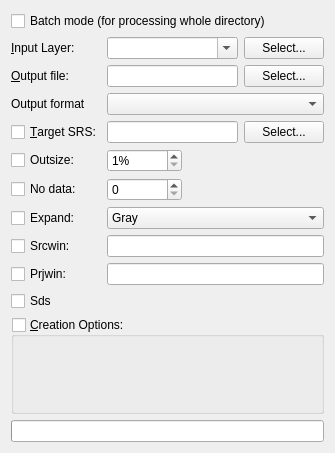
The window that qgis/python/plugins/GdalTools/tools/widgetTranslate.ui (sourcepole/qgis) describes before a commit, drawn with Qt 5.
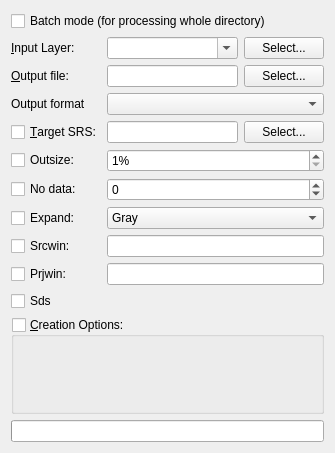
The same window after the commit. Custom widgets are drawn as their Qt base class.

Commit message: fixed nodata max and min value corrected the spinboxes width fixed issue using Arc/Info ASCII Grid as output format

The edit to the form file:
```diff
--- a/qgis/python/plugins/GdalTools/tools/widgetTranslate.ui
+++ b/qgis/python/plugins/GdalTools/tools/widgetTranslate.ui
@@ -160,11 +160,11 @@
      </item>
      <item row="4" column="1">
       <widget class="QSpinBox" name="outsizeSpin">
-       <property name="maximumSize">
-        <size>
-         <width>75</width>
-         <height>16777215</height>
-        </size>
+       <property name="sizePolicy">
+        <sizepolicy hsizetype="Expanding" vsizetype="Fixed">
+         <horstretch>0</horstretch>
+         <verstretch>0</verstretch>
+        </sizepolicy>
        </property>
        <property name="toolTip">
         <string>Percentage to resize image. This will change pixel size/image resolution accordingly: 25% will create an image with pixels 4x larger.</string>
@@ -190,22 +190,6 @@
        </property>
       </widget>
      </item>
-     <item row="5" column="1">
-      <widget class="QSpinBox" name="nodataSpin">
-       <property name="maximumSize">
-        <size>
-         <width>75</width>
-         <height>16777215</height>
-        </size>
-       </property>
-       <property name="toolTip">
-        <string>Assign a specified nodata value to output bands.</string>
-       </property>
-       <property name="maximum">
-        <number>255</number>
-       </property>
-      </widget>
-     </item>
      <item row="6" column="0">
       <widget class="QCheckBox" name="expandCheck">
        <property name="toolTip">
@@ -286,6 +270,25 @@
        </property>
       </widget>
      </item>
+     <item row="5" column="1">
+      <widget class="QSpinBox" name="nodataSpin">
+       <property name="sizePolicy">
+        <sizepolicy hsizetype="Expanding" vsizetype="Fixed">
+         <horstretch>0</horstretch>
+         <verstretch>0</verstretch>
+        </sizepolicy>
+       </property>
+       <property name="toolTip">
+        <string>Assign a specified nodata value to output bands.</string>
+       </property>
+       <property name="minimum">
+        <number>-999999999</number>
+       </property>
+       <property name="maximum">
+        <number>999999999</number>
+       </property>
+      </widget>
+     </item>
     </layout>
    </item>
    <item>
```
The commit also changes 2 other files.
